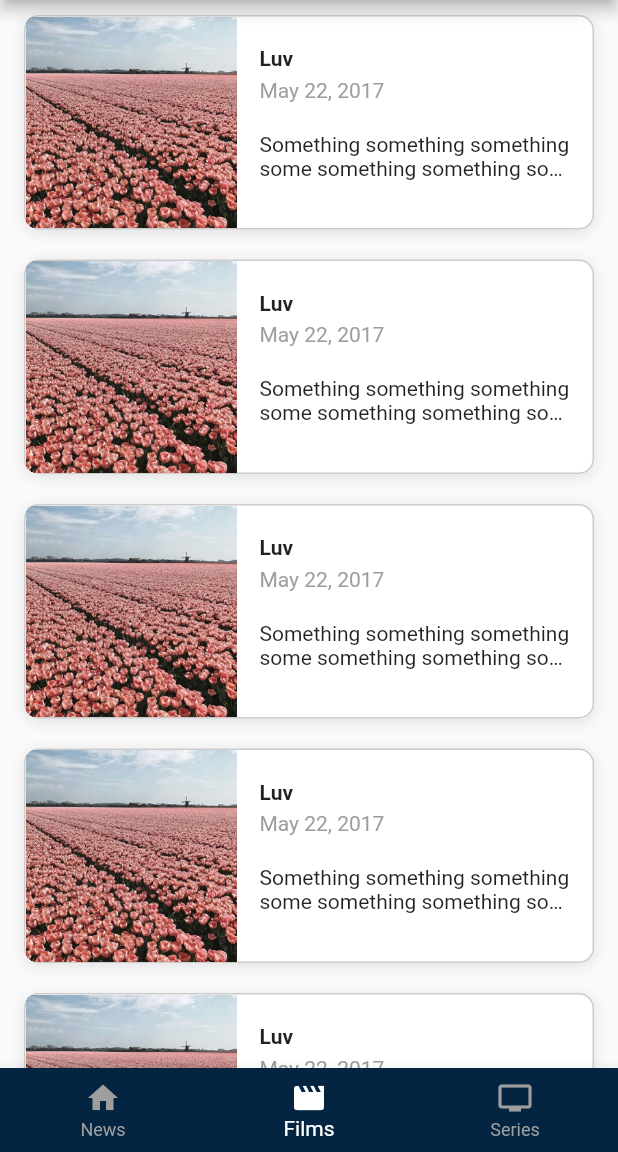
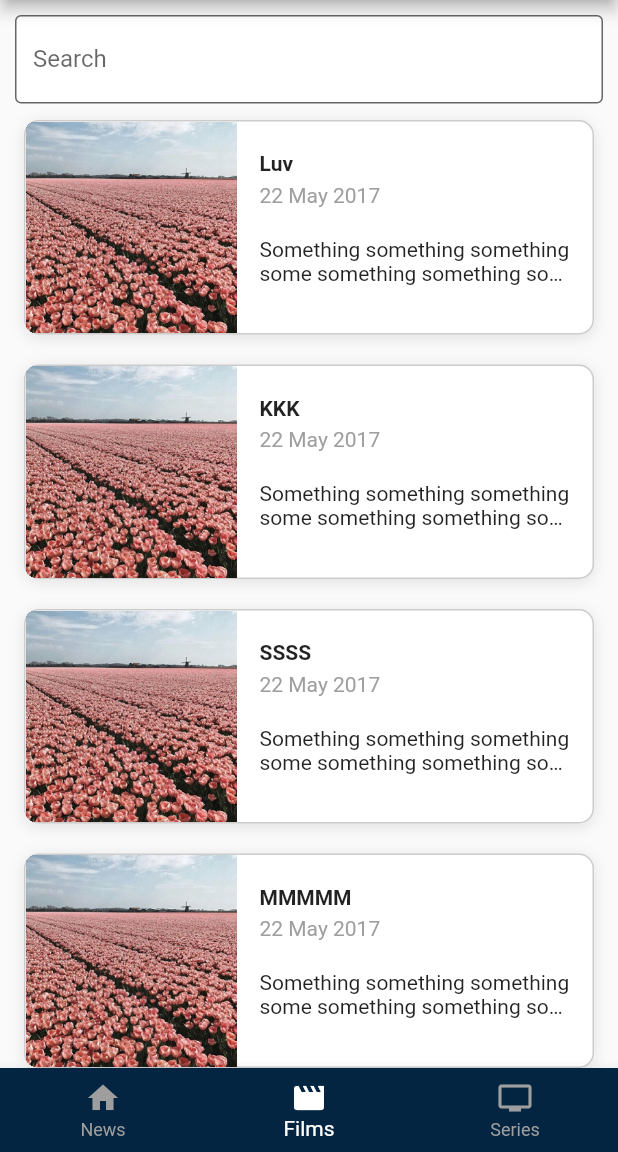
Before and after one commit to DaniilPavlov/TheMovieDB, a Flutter app: the MainScreenWidget screen opened by its route, item 2 of the bottom bar chosen, on a phone screen of 412 x 824 dp, the part 84-1236 px from its top. Run offline on Flutter 3.47's test engine with Material 2 defaults, Android fonts, the phone set to English and light mode, and no system bars.

Commit message:
Search functionality + indexed stack for saving screens states

```diff
--- a/lib/widgets/main_screen/main_screen_widget.dart
+++ b/lib/widgets/main_screen/main_screen_widget.dart
@@ -10,12 +10,6 @@ class MainScreenWidget extends StatefulWidget {
 
 class _MainScreenWidgetState extends State<MainScreenWidget> {
   int _selectedTab = 0;
-
-  static const List<Widget> _widgetOptions = <Widget>[
-    Text('Index 0: News'),
-    MovieListWidget(),
-    Text('Index 2: Series'),
-  ];
 
   void onSelectTab(int index) {
     if (_selectedTab == index) return;
@@ -39,8 +33,13 @@ class _MainScreenWidgetState extends State<MainScreenWidget> {
           ],
           onTap: onSelectTab,
         ),
-        body: Center(
-          child: _widgetOptions[_selectedTab],
-        ));
+
+        ///сразу все прогружаем и храним 3 страницы, не делаем лишних
+        ///запросов в сеть, но задействуем много памяти
+        body: IndexedStack(index: _selectedTab, children: [
+          Text('Index 0: News'),
+          MovieListWidget(),
+          Text('Index 2: Series'),
+        ]));
   }
 }
--- a/lib/widgets/movie_list/movie_list_widget.dart
+++ b/lib/widgets/movie_list/movie_list_widget.dart
@@ -1,15 +1,105 @@
 import 'package:flutter/material.dart';
 import 'package:themoviedb/resources/app_images.dart';
 
-class MovieListWidget extends StatelessWidget {
-  const MovieListWidget({Key? key}) : super(key: key);
+class Movie {
+  final String imageName;
+  final String title;
+  final String time;
+  final String description;
+
+  Movie(
+      {required this.imageName,
+      required this.title,
+      required this.description,
+      required this.time});
+}
+
+class MovieListWidget extends StatefulWidget {
+  MovieListWidget({Key? key}) : super(key: key);
+
+  @override
+  _MovieListWidgetState createState() => _MovieListWidgetState();
+}
+
+class _MovieListWidgetState extends State<MovieListWidget> {
+  final _movies = [
+    Movie(
+      imageName: AppImages.moviePlaceholder,
+      title: 'Luv',
+      time: '22 May 2017',
+      description: 'Something something something some something '
+          'something something something',
+    ),
+    Movie(
+      imageName: AppImages.moviePlaceholder,
+      title: 'KKK',
+      time: '22 May 2017',
+      description: 'Something something something some something '
+          'something something something',
+    ),
+    Movie(
+      imageName: AppImages.moviePlaceholder,
+      title: 'SSSS',
+      time: '22 May 2017',
+      description: 'Something something something some something '
+          'something something something',
+    ),
+    Movie(
+      imageName: AppImages.moviePlaceholder,
+      title: 'MMMMM',
+      time: '22 May 2017',
+      description: 'Something something something some something '
+          'something something something',
+    ),
+    Movie(
+      imageName: AppImages.moviePlaceholder,
+      title: 'FFFFFF',
+      time: '22 May 2017',
+      description: 'Something something something some something '
+          'something something something',
+    ),
+  ];
+
+  var _filteredMovies = <Movie>[];
+
+  final _searchController = TextEditingController();
+
+  void _searchMovies() {
+    if (_searchController.text.isNotEmpty) {
+      _filteredMovies = _movies.where((Movie movie) {
+        ///для контейнс важен регистр, приводим к одному
+        return movie.title
+            .toLowerCase()
+            .contains(_searchController.text.toLowerCase());
+      }).toList();
+    } else {
+      _filteredMovies = _movies;
+    }
+    setState(() {});
+  }
+
+  @override
+  void initState() {
+    super.initState();
+
+    ///с помощью лисенера сразу при написании названия фильма будут отсекаться
+    ///неподходящие
+    _filteredMovies = _movies;
+    _searchController.addListener(_searchMovies);
+  }
 
   @override
   Widget build(BuildContext context) {
-    return ListView.builder(
-        itemCount: 10,
+    return Stack(children: [
+      ListView.builder(
+          padding: EdgeInsets.only(top: 70),
+
+          ///если мы что-то ввели и начали скролл - клавиатура уйдет
+          keyboardDismissBehavior: ScrollViewKeyboardDismissBehavior.onDrag,
+          itemCount: _filteredMovies.length,
           itemExtent: 163,
           itemBuilder: (BuildContext context, int index) {
+            final movie = _filteredMovies[index];
             return Padding(
               padding: const EdgeInsets.symmetric(vertical: 10, horizontal: 16),
               child: Stack(children: [
@@ -26,7 +116,7 @@ class MovieListWidget extends StatelessWidget {
                       ]),
                   clipBehavior: Clip.hardEdge,
                   child: Row(children: [
-                  Image(image: AssetImage(AppImages.moviePlaceholder)),
+                    Image(image: AssetImage(movie.imageName)),
                     SizedBox(
                       width: 15,
                     ),
@@ -38,7 +128,7 @@ class MovieListWidget extends StatelessWidget {
                             height: 20,
                           ),
                           Text(
-                          'Luv',
+                            movie.title,
                             style: TextStyle(fontWeight: FontWeight.bold),
                             maxLines: 1,
                             overflow: TextOverflow.ellipsis,
@@ -47,7 +137,7 @@ class MovieListWidget extends StatelessWidget {
                             height: 5,
                           ),
                           Text(
-                          'May 22, 2017',
+                            movie.time,
                             style: TextStyle(color: Colors.grey),
                             maxLines: 1,
                             overflow: TextOverflow.ellipsis,
@@ -56,7 +146,7 @@ class MovieListWidget extends StatelessWidget {
                             height: 20,
                           ),
                           Text(
-                          'Something something something some something something something something',
+                            movie.description,
                             maxLines: 2,
                             overflow: TextOverflow.ellipsis,
                           )
@@ -85,6 +175,17 @@ class MovieListWidget extends StatelessWidget {
                 )
               ]),
             );
-        });
+          }),
+      Padding(
+          padding: const EdgeInsets.all(10),
+          child: TextField(
+            controller: _searchController,
+            decoration: InputDecoration(
+                labelText: 'Search',
+                filled: true,
+                fillColor: Colors.white.withAlpha(235),
+                border: OutlineInputBorder()),
+          ))
+    ]);
   }
 }
```
Lines whose indentation alone changed are shown as unchanged.
